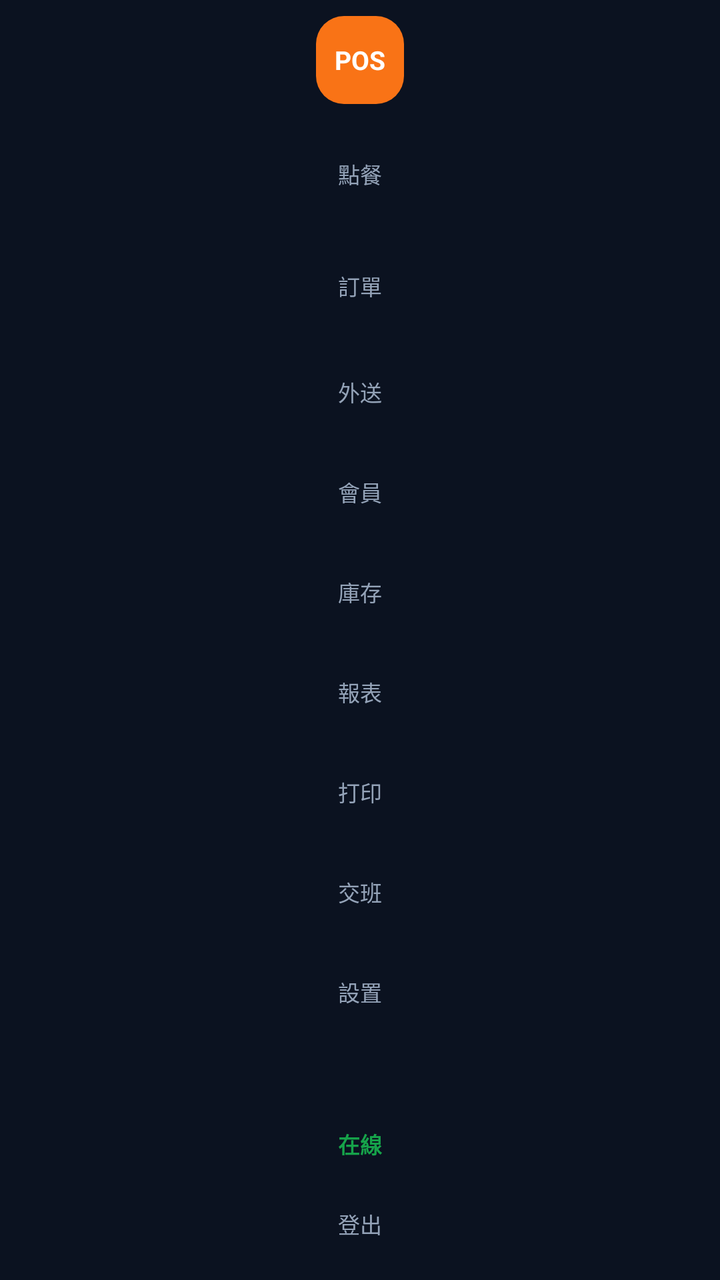
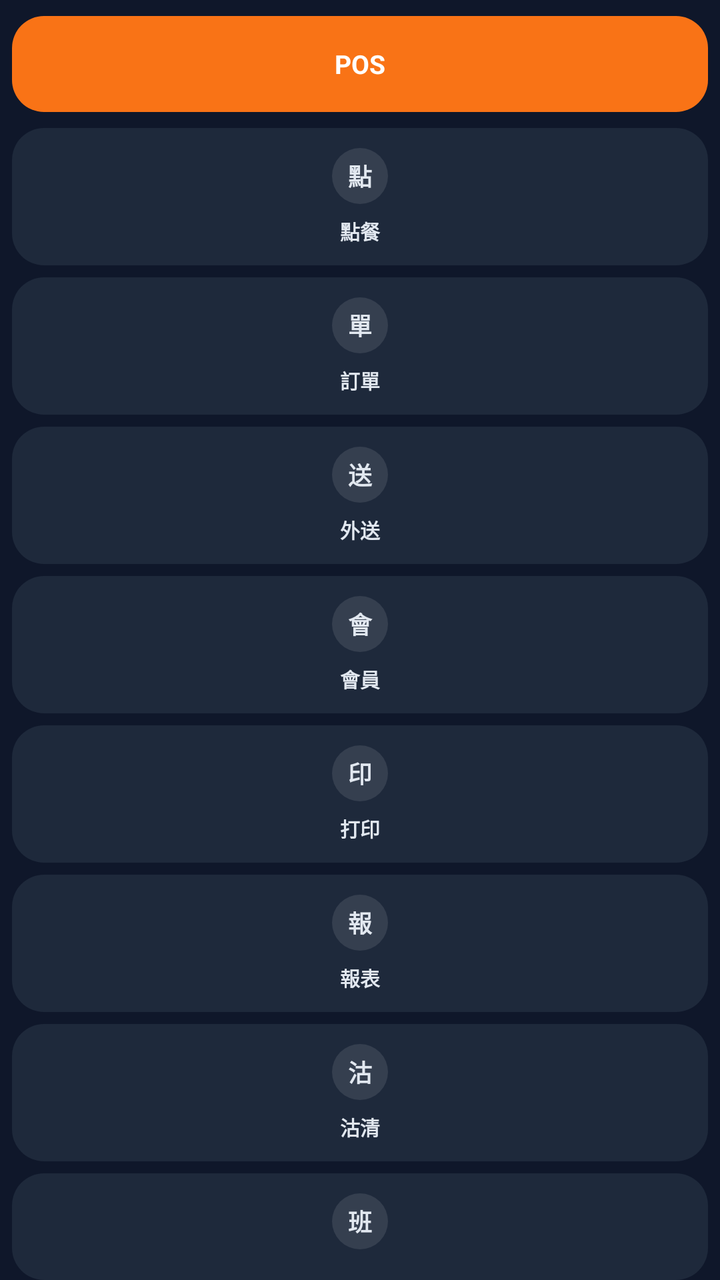

The first picture is an Android layout as it rendered before a commit; the second is the same layout after the commit. The layout source and the unified diff follow.
<!-- AndroidManifest.xml: application theme Theme.MacauposNative -->
<!-- res/layout/view_rail.xml -->
<?xml version="1.0" encoding="utf-8"?>
<LinearLayout xmlns:android="http://schemas.android.com/apk/res/android"
    android:layout_width="68dp"
    android:layout_height="match_parent"
    android:background="@color/rail_bg"
    android:gravity="center_horizontal"
    android:orientation="vertical"
    android:paddingTop="8dp">

    <TextView
        android:layout_width="44dp"
        android:layout_height="44dp"
        android:background="@drawable/bg_rail_active"
        android:gravity="center"
        android:text="POS"
        android:textColor="@color/card"
        android:textSize="13sp"
        android:textStyle="bold" />

    <TextView
        android:id="@+id/railOrder"
        android:layout_width="52dp"
        android:layout_height="54dp"
        android:layout_marginTop="8dp"
        android:gravity="center"
        android:lineSpacingExtra="2dp"
        android:text="點餐"
        android:textColor="@color/rail_text"
        android:textSize="11sp" />

    <TextView
        android:id="@+id/railOrders"
        android:layout_width="52dp"
        android:layout_height="54dp"
        android:layout_marginTop="2dp"
        android:gravity="center"
        android:text="訂單"
        android:textColor="@color/rail_text"
        android:textSize="11sp" />

    <TextView
        android:id="@+id/railDelivery"
        android:layout_width="52dp"
        android:layout_height="48dp"
        android:layout_marginTop="2dp"
        android:gravity="center"
        android:text="外送"
        android:textColor="@color/rail_text"
        android:textSize="11sp" />

    <TextView
        android:id="@+id/railMember"
        android:layout_width="52dp"
        android:layout_height="48dp"
        android:layout_marginTop="2dp"
        android:gravity="center"
        android:text="會員"
        android:textColor="@color/rail_text"
        android:textSize="11sp" />

    <TextView
        android:id="@+id/railInventory"
        android:layout_width="52dp"
        android:layout_height="48dp"
        android:layout_marginTop="2dp"
        android:gravity="center"
        android:text="庫存"
        android:textColor="@color/rail_text"
        android:textSize="11sp" />

    <TextView
        android:id="@+id/railReport"
        android:layout_width="52dp"
        android:layout_height="48dp"
        android:layout_marginTop="2dp"
        android:gravity="center"
        android:text="報表"
        android:textColor="@color/rail_text"
        android:textSize="11sp" />

    <TextView
        android:id="@+id/railPrint"
        android:layout_width="52dp"
        android:layout_height="48dp"
        android:layout_marginTop="2dp"
        android:gravity="center"
        android:text="打印"
        android:textColor="@color/rail_text"
        android:textSize="11sp" />

    <TextView
        android:id="@+id/railShift"
        android:layout_width="52dp"
        android:layout_height="48dp"
        android:layout_marginTop="2dp"
        android:gravity="center"
        android:text="交班"
        android:textColor="@color/rail_text"
        android:textSize="11sp" />

    <TextView
        android:id="@+id/railSettings"
        android:layout_width="52dp"
        android:layout_height="48dp"
        android:layout_marginTop="2dp"
        android:gravity="center"
        android:text="設置"
        android:textColor="@color/rail_text"
        android:textSize="11sp" />

    <Space
        android:layout_width="match_parent"
        android:layout_height="0dp"
        android:layout_weight="1" />

    <TextView
        android:id="@+id/railOnline"
        android:layout_width="52dp"
        android:layout_height="36dp"
        android:gravity="center"
        android:text="在線"
        android:textColor="@color/ok_green"
        android:textSize="11sp"
        android:textStyle="bold" />

    <TextView
        android:id="@+id/railLogout"
        android:layout_width="52dp"
        android:layout_height="44dp"
        android:layout_marginBottom="6dp"
        android:gravity="center"
        android:text="登出"
        android:textColor="@color/rail_text"
        android:textSize="11sp" />
</LinearLayout>
<!-- resources referenced by this layout -->
<resources>
  <color name="card">#FFFFFF</color>
  <color name="ok_green">#16A34A</color>
  <color name="rail_bg">#0B1220</color>
  <color name="rail_text">#94A3B8</color>
  <!-- drawable bg_rail_active (drawable) -->
  <?xml version="1.0" encoding="utf-8"?>
  <shape xmlns:android="http://schemas.android.com/apk/res/android" android:shape="rectangle">
      <solid android:color="@color/accent" />
      <corners android:radius="14dp" />
  </shape>
  <style name="Theme.MacauposNative" parent="android:Theme.Material.Light.NoActionBar">
          <item name="android:statusBarColor">#F1F5F9</item>
          <item name="android:navigationBarColor">#FFFFFF</item>
          <item name="android:windowBackground">#F1F5F9</item>
          <item name="android:colorAccent">#F97316</item>
          <item name="android:windowLightStatusBar">true</item>
      </style>
  <color name="accent">#F97316</color>
</resources>

<!-- the commit's change to res/layout/view_rail.xml (unified diff, before → after) -->
@@ -1,15 +1,16 @@
 <?xml version="1.0" encoding="utf-8"?>
 <LinearLayout xmlns:android="http://schemas.android.com/apk/res/android"
-    android:layout_width="68dp"
+    android:layout_width="72dp"
     android:layout_height="match_parent"
     android:background="@color/rail_bg"
-    android:gravity="center_horizontal"
     android:orientation="vertical"
+    android:paddingHorizontal="6dp"
     android:paddingTop="8dp">
 
+    
     <TextView
-        android:layout_width="44dp"
-        android:layout_height="44dp"
+        android:layout_width="match_parent"
+        android:layout_height="48dp"
         android:background="@drawable/bg_rail_active"
         android:gravity="center"
         android:text="POS"
@@ -17,119 +18,349 @@
         android:textSize="13sp"
         android:textStyle="bold" />
 
-    <TextView
+    
+
+    <LinearLayout
         android:id="@+id/railOrder"
-        android:layout_width="52dp"
-        android:layout_height="54dp"
+        android:layout_width="match_parent"
+        android:layout_height="wrap_content"
         android:layout_marginTop="8dp"
-        android:gravity="center"
-        android:lineSpacingExtra="2dp"
-        android:text="點餐"
-        android:textColor="@color/rail_text"
-        android:textSize="11sp" />
-
-    <TextView
+        android:background="@drawable/bg_rail_item"
+        android:gravity="center_horizontal"
+        android:orientation="vertical"
+        android:paddingVertical="10dp">
+
+        <TextView
+            android:layout_width="28dp"
+            android:layout_height="28dp"
+            android:background="@drawable/bg_rail_icon"
+            android:gravity="center"
+            android:text="點"
+            android:textColor="@color/rail_text"
+            android:textSize="12sp"
+            android:textStyle="bold" />
+
+        <TextView
+            android:layout_width="match_parent"
+            android:layout_height="wrap_content"
+            android:layout_marginTop="6dp"
+            android:gravity="center"
+            android:text="點餐"
+            android:textColor="@color/rail_text"
+            android:textSize="10sp"
+            android:textStyle="bold" />
+    </LinearLayout>
+
+    <LinearLayout
         android:id="@+id/railOrders"
-        android:layout_width="52dp"
-        android:layout_height="54dp"
-        android:layout_marginTop="2dp"
-        android:gravity="center"
-        android:text="訂單"
-        android:textColor="@color/rail_text"
-        android:textSize="11sp" />
-
-    <TextView
+        android:layout_width="match_parent"
+        android:layout_height="wrap_content"
+        android:layout_marginTop="6dp"
+        android:background="@drawable/bg_rail_item"
+        android:gravity="center_horizontal"
+        android:orientation="vertical"
+        android:paddingVertical="10dp">
+
+        <TextView
+            android:layout_width="28dp"
+            android:layout_height="28dp"
+            android:background="@drawable/bg_rail_icon"
+            android:gravity="center"
+            android:text="單"
+            android:textColor="@color/rail_text"
+            android:textSize="12sp"
+            android:textStyle="bold" />
+
+        <TextView
+            android:layout_width="match_parent"
+            android:layout_height="wrap_content"
+            android:layout_marginTop="6dp"
+            android:gravity="center"
+            android:text="訂單"
+            android:textColor="@color/rail_text"
+            android:textSize="10sp"
+            android:textStyle="bold" />
+    </LinearLayout>
+
+    <LinearLayout
         android:id="@+id/railDelivery"
-        android:layout_width="52dp"
-        android:layout_height="48dp"
-        android:layout_marginTop="2dp"
-        android:gravity="center"
-        android:text="外送"
-        android:textColor="@color/rail_text"
-        android:textSize="11sp" />
-
-    <TextView
+        android:layout_width="match_parent"
+        android:layout_height="wrap_content"
+        android:layout_marginTop="6dp"
+        android:background="@drawable/bg_rail_item"
+        android:gravity="center_horizontal"
+        android:orientation="vertical"
+        android:paddingVertical="10dp">
+
+        <TextView
+            android:layout_width="28dp"
+            android:layout_height="28dp"
+            android:background="@drawable/bg_rail_icon"
+            android:gravity="center"
+            android:text="送"
+            android:textColor="@color/rail_text"
+            android:textSize="12sp"
+            android:textStyle="bold" />
+
+        <TextView
+            android:layout_width="match_parent"
+            android:layout_height="wrap_content"
+            android:layout_marginTop="6dp"
+            android:gravity="center"
+            android:text="外送"
+            android:textColor="@color/rail_text"
+            android:textSize="10sp"
+            android:textStyle="bold" />
+    </LinearLayout>
+
+    <LinearLayout
         android:id="@+id/railMember"
-        android:layout_width="52dp"
-        android:layout_height="48dp"
-        android:layout_marginTop="2dp"
-        android:gravity="center"
-        android:text="會員"
-        android:textColor="@color/rail_text"
-        android:textSize="11sp" />
-
-    <TextView
+        android:layout_width="match_parent"
+        android:layout_height="wrap_content"
+        android:layout_marginTop="6dp"
+        android:background="@drawable/bg_rail_item"
+        android:gravity="center_horizontal"
+        android:orientation="vertical"
+        android:paddingVertical="10dp">
+
+        <TextView
+            android:layout_width="28dp"
+            android:layout_height="28dp"
+            android:background="@drawable/bg_rail_icon"
+            android:gravity="center"
+            android:text="會"
+            android:textColor="@color/rail_text"
+            android:textSize="12sp"
+            android:textStyle="bold" />
+
+        <TextView
+            android:layout_width="match_parent"
+            android:layout_height="wrap_content"
+            android:layout_marginTop="6dp"
+            android:gravity="center"
+            android:text="會員"
+            android:textColor="@color/rail_text"
+            android:textSize="10sp"
+            android:textStyle="bold" />
+    </LinearLayout>
+
+    <LinearLayout
+        android:id="@+id/railPrint"
+        android:layout_width="match_parent"
+        android:layout_height="wrap_content"
+        android:layout_marginTop="6dp"
+        android:background="@drawable/bg_rail_item"
+        android:gravity="center_horizontal"
+        android:orientation="vertical"
+        android:paddingVertical="10dp">
+
+        <TextView
+            android:layout_width="28dp"
+            android:layout_height="28dp"
+            android:background="@drawable/bg_rail_icon"
+            android:gravity="center"
+            android:text="印"
+            android:textColor="@color/rail_text"
+            android:textSize="12sp"
+            android:textStyle="bold" />
+
+        <TextView
+            android:layout_width="match_parent"
+            android:layout_height="wrap_content"
+            android:layout_marginTop="6dp"
+            android:gravity="center"
+            android:text="打印"
+            android:textColor="@color/rail_text"
+            android:textSize="10sp"
+            android:textStyle="bold" />
+    </LinearLayout>
+
+    <LinearLayout
+        android:id="@+id/railReport"
+        android:layout_width="match_parent"
+        android:layout_height="wrap_content"
+        android:layout_marginTop="6dp"
+        android:background="@drawable/bg_rail_item"
+        android:gravity="center_horizontal"
+        android:orientation="vertical"
+        android:paddingVertical="10dp">
+
+        <TextView
+            android:layout_width="28dp"
+            android:layout_height="28dp"
+            android:background="@drawable/bg_rail_icon"
+            android:gravity="center"
+            android:text="報"
+            android:textColor="@color/rail_text"
+            android:textSize="12sp"
+            android:textStyle="bold" />
+
+        <TextView
+            android:layout_width="match_parent"
+            android:layout_height="wrap_content"
+            android:layout_marginTop="6dp"
+            android:gravity="center"
+            android:text="報表"
+            android:textColor="@color/rail_text"
+            android:textSize="10sp"
+            android:textStyle="bold" />
+    </LinearLayout>
+
+    <LinearLayout
+        android:id="@+id/railSoldout"
+        android:layout_width="match_parent"
+        android:layout_height="wrap_content"
+        android:layout_marginTop="6dp"
+        android:background="@drawable/bg_rail_item"
+        android:gravity="center_horizontal"
+        android:orientation="vertical"
+        android:paddingVertical="10dp">
+
+        <TextView
+            android:layout_width="28dp"
+            android:layout_height="28dp"
+            android:background="@drawable/bg_rail_icon"
+            android:gravity="center"
+            android:text="沽"
+            android:textColor="@color/rail_text"
+            android:textSize="12sp"
+            android:textStyle="bold" />
+
+        <TextView
+            android:layout_width="match_parent"
+            android:layout_height="wrap_content"
+            android:layout_marginTop="6dp"
+            android:gravity="center"
+            android:text="沽清"
+            android:textColor="@color/rail_text"
+            android:textSize="10sp"
+            android:textStyle="bold" />
+    </LinearLayout>
+
+    <LinearLayout
+        android:id="@+id/railShift"
+        android:layout_width="match_parent"
+        android:layout_height="wrap_content"
+        android:layout_marginTop="6dp"
+        android:background="@drawable/bg_rail_item"
+        android:gravity="center_horizontal"
+        android:orientation="vertical"
+        android:paddingVertical="10dp">
+
+        <TextView
+            android:layout_width="28dp"
+            android:layout_height="28dp"
+            android:background="@drawable/bg_rail_icon"
+            android:gravity="center"
+            android:text="班"
+            android:textColor="@color/rail_text"
+            android:textSize="12sp"
+            android:textStyle="bold" />
+
+        <TextView
+            android:layout_width="match_parent"
+            android:layout_height="wrap_content"
+            android:layout_marginTop="6dp"
+            android:gravity="center"
+            android:text="交班"
+            android:textColor="@color/rail_text"
+            android:textSize="10sp"
+            android:textStyle="bold" />
+    </LinearLayout>
+
+    <LinearLayout
         android:id="@+id/railInventory"
-        android:layout_width="52dp"
-        android:layout_height="48dp"
-        android:layout_marginTop="2dp"
-        android:gravity="center"
-        android:text="庫存"
-        android:textColor="@color/rail_text"
-        android:textSize="11sp" />
-
-    <TextView
-        android:id="@+id/railReport"
-        android:layout_width="52dp"
-        android:layout_height="48dp"
-        android:layout_marginTop="2dp"
-        android:gravity="center"
-        android:text="報表"
-        android:textColor="@color/rail_text"
-        android:textSize="11sp" />
-
-    <TextView
-        android:id="@+id/railPrint"
-        android:layout_width="52dp"
-        android:layout_height="48dp"
-        android:layout_marginTop="2dp"
-        android:gravity="center"
-        android:text="打印"
-        android:textColor="@color/rail_text"
-        android:textSize="11sp" />
-
-    <TextView
-        android:id="@+id/railShift"
-        android:layout_width="52dp"
-        android:layout_height="48dp"
-        android:layout_marginTop="2dp"
-        android:gravity="center"
-        android:text="交班"
-        android:textColor="@color/rail_text"
-        android:textSize="11sp" />
-
-    <TextView
-        android:id="@+id/railSettings"
-        android:layout_width="52dp"
-        android:layout_height="48dp"
-        android:layout_marginTop="2dp"
-        android:gravity="center"
-        android:text="設置"
-        android:textColor="@color/rail_text"
-        android:textSize="11sp" />
+        android:layout_width="match_parent"
+        android:layout_height="wrap_content"
+        android:layout_marginTop="6dp"
+        android:background="@drawable/bg_rail_item"
+        android:gravity="center_horizontal"
+        android:orientation="vertical"
+        android:paddingVertical="10dp">
+
+        <TextView
+            android:layout_width="28dp"
+            android:layout_height="28dp"
+            android:background="@drawable/bg_rail_icon"
+            android:gravity="center"
+            android:text="庫"
+            android:textColor="@color/rail_text"
+            android:textSize="12sp"
+            android:textStyle="bold" />
+
+        <TextView
+            android:layout_width="match_parent"
+            android:layout_height="wrap_content"
+            android:layout_marginTop="6dp"
+            android:gravity="center"
+            android:text="庫存"
+            android:textColor="@color/rail_text"
+            android:textSize="10sp"
+            android:textStyle="bold" />
+    </LinearLayout>
 
     <Space
         android:layout_width="match_parent"
         android:layout_height="0dp"
         android:layout_weight="1" />
 
+    
+
+    <LinearLayout
+        android:layout_width="match_parent"
+        android:layout_height="wrap_content"
+        android:layout_marginTop="6dp"
+        android:background="@drawable/bg_rail_item"
+        android:gravity="center_horizontal"
+        android:orientation="vertical"
+        android:paddingVertical="8dp">
+
+        <TextView
+            android:id="@+id/railStoreName"
+            android:layout_width="match_parent"
+            android:layout_height="wrap_content"
+            android:ellipsize="end"
+            android:gravity="center"
+            android:maxLines="1"
+            android:paddingHorizontal="2dp"
+            android:text="門店"
+            android:textColor="@color/rail_text"
+            android:textSize="9sp"
+            android:textStyle="bold" />
+
+        <TextView
+            android:id="@+id/railStoreRole"
+            android:layout_width="match_parent"
+            android:layout_height="wrap_content"
+            android:layout_marginTop="2dp"
+            android:gravity="center"
+            android:text="店舖"
+            android:textColor="@color/rail_text"
+            android:textSize="8sp" />
+    </LinearLayout>
+
     <TextView
         android:id="@+id/railOnline"
-        android:layout_width="52dp"
-        android:layout_height="36dp"
+        android:layout_width="match_parent"
+        android:layout_height="34dp"
+        android:layout_marginTop="6dp"
+        android:background="@drawable/bg_rail_item"
         android:gravity="center"
         android:text="在線"
         android:textColor="@color/ok_green"
-        android:textSize="11sp"
+        android:textSize="10sp"
         android:textStyle="bold" />
 
     <TextView
         android:id="@+id/railLogout"
-        android:layout_width="52dp"
-        android:layout_height="44dp"
-        android:layout_marginBottom="6dp"
+        android:layout_width="match_parent"
+        android:layout_height="36dp"
+        android:layout_marginTop="6dp"
+        android:layout_marginBottom="8dp"
+        android:background="@drawable/bg_rail_item"
         android:gravity="center"
         android:text="登出"
         android:textColor="@color/rail_text"
-        android:textSize="11sp" />
+        android:textSize="10sp"
+        android:textStyle="bold" />
 </LinearLayout>
<!-- resource entries referenced after the edit -->
@@ -2,13 +2,24 @@
 <resources>
   <color name="card">#FFFFFF</color>
   <color name="ok_green">#16A34A</color>
-  <color name="rail_bg">#0B1220</color>
-  <color name="rail_text">#94A3B8</color>
+  <color name="rail_bg">#0F172A</color>
+  <color name="rail_text">#E2E8F0</color>
   <!-- drawable bg_rail_active (drawable) -->
   <?xml version="1.0" encoding="utf-8"?>
   <shape xmlns:android="http://schemas.android.com/apk/res/android" android:shape="rectangle">
       <solid android:color="@color/accent" />
-      <corners android:radius="14dp" />
+      <corners android:radius="16dp" />
+  </shape>
+  <!-- drawable bg_rail_icon (drawable) -->
+  <?xml version="1.0" encoding="utf-8"?>
+  <shape xmlns:android="http://schemas.android.com/apk/res/android" android:shape="oval">
+      <solid android:color="@color/rail_icon_bg" />
+  </shape>
+  <!-- drawable bg_rail_item (drawable) -->
+  <?xml version="1.0" encoding="utf-8"?>
+  <shape xmlns:android="http://schemas.android.com/apk/res/android" android:shape="rectangle">
+      <solid android:color="@color/rail_item_bg" />
+      <corners android:radius="16dp" />
   </shape>
   <style name="Theme.MacauposNative" parent="android:Theme.Material.Light.NoActionBar">
           <item name="android:statusBarColor">#F1F5F9</item>
@@ -18,5 +29,7 @@
           <item name="android:windowLightStatusBar">true</item>
       </style>
   <color name="accent">#F97316</color>
+  <color name="rail_icon_bg">#1AFFFFFF</color>
+  <color name="rail_item_bg">#1E293B</color>
 </resources>
 
